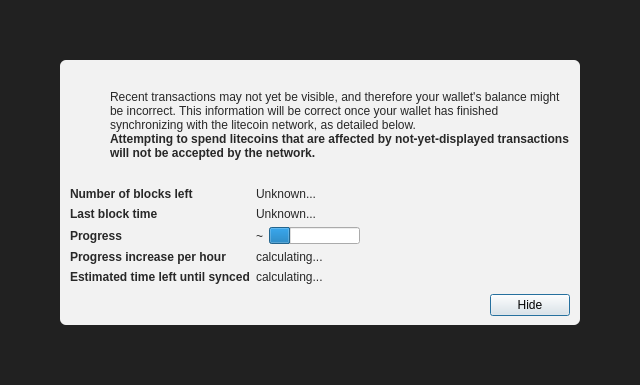
Before: the Qt Designer form src/qt/forms/modaloverlay.ui in sys-256/sircoin, drawn with Qt 5.
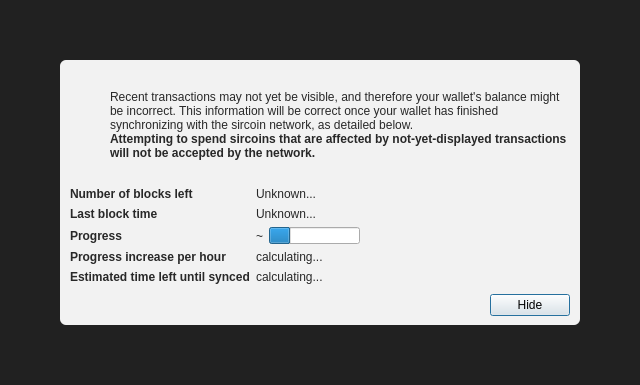
After: the same form once the commit is applied. Icons and pictures are not drawn. Custom widgets are drawn as their Qt base class.

Commit message: Change all litecoin and ltc to sircoin and sir

```diff
--- a/src/qt/forms/modaloverlay.ui
+++ b/src/qt/forms/modaloverlay.ui
@@ -130,7 +130,7 @@
              <item>
               <widget class="QLabel" name="infoText">
                <property name="text">
-                <string>Recent transactions may not yet be visible, and therefore your wallet's balance might be incorrect. This information will be correct once your wallet has finished synchronizing with the litecoin network, as detailed below.</string>
+                <string>Recent transactions may not yet be visible, and therefore your wallet's balance might be incorrect. This information will be correct once your wallet has finished synchronizing with the sircoin network, as detailed below.</string>
                </property>
                <property name="textFormat">
                 <enum>Qt::RichText</enum>
@@ -149,7 +149,7 @@
                 </font>
                </property>
                <property name="text">
-                <string>Attempting to spend litecoins that are affected by not-yet-displayed transactions will not be accepted by the network.</string>
+                <string>Attempting to spend sircoins that are affected by not-yet-displayed transactions will not be accepted by the network.</string>
                </property>
                <property name="textFormat">
                 <enum>Qt::RichText</enum>
```
The commit also changes 189 other files.
